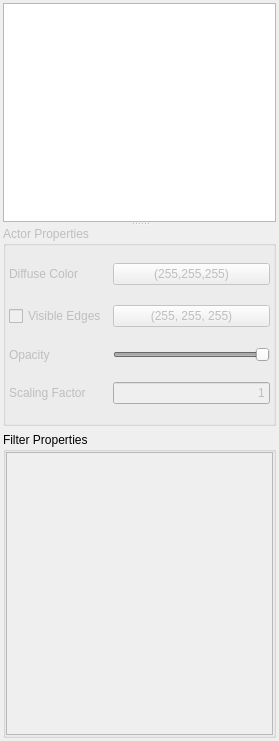
This is VtkVis/VtkVisTabWidgetBase.ui in ufz/ogs as Qt 5 draws it before an edit. The edited form follows.
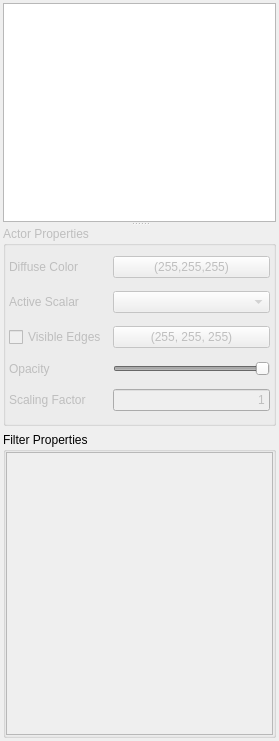
This is the edited form. Custom widgets are drawn as their Qt base class.

Commit message: wip: selecting active scalar array

What changed in the file:
```diff
--- a/VtkVis/VtkVisTabWidgetBase.ui
+++ b/VtkVis/VtkVisTabWidgetBase.ui
@@ -79,28 +79,28 @@
             </property>
            </widget>
           </item>
-          <item row="2" column="0">
+          <item row="3" column="0">
            <widget class="QCheckBox" name="visibleEdgesCheckBox">
             <property name="text">
              <string>Visible Edges</string>
             </property>
            </widget>
           </item>
-          <item row="2" column="1">
+          <item row="3" column="1">
            <widget class="ColorPickerPushButton" name="edgeColorPickerButton">
             <property name="text">
              <string>(255, 255, 255)</string>
             </property>
            </widget>
           </item>
-          <item row="3" column="0">
+          <item row="4" column="0">
            <widget class="QLabel" name="label_2">
             <property name="text">
              <string>Opacity</string>
             </property>
            </widget>
           </item>
-          <item row="3" column="1">
+          <item row="4" column="1">
            <widget class="QSlider" name="opacitySlider">
             <property name="maximum">
              <number>100</number>
@@ -113,14 +113,14 @@
             </property>
            </widget>
           </item>
-          <item row="4" column="0">
+          <item row="5" column="0">
            <widget class="QLabel" name="label_3">
             <property name="text">
              <string>Scaling Factor</string>
             </property>
            </widget>
           </item>
-          <item row="4" column="1">
+          <item row="5" column="1">
            <widget class="QLineEdit" name="scaleZ">
             <property name="text">
              <string>1</string>
@@ -130,6 +130,16 @@
             </property>
            </widget>
           </item>
+          <item row="1" column="1">
+           <widget class="QComboBox" name="activeScalarComboBox"/>
+          </item>
+          <item row="1" column="0">
+           <widget class="QLabel" name="label_4">
+            <property name="text">
+             <string>Active Scalar</string>
+            </property>
+           </widget>
+          </item>
          </layout>
         </widget>
        </item>
```
The commit also changes 6 other files.
